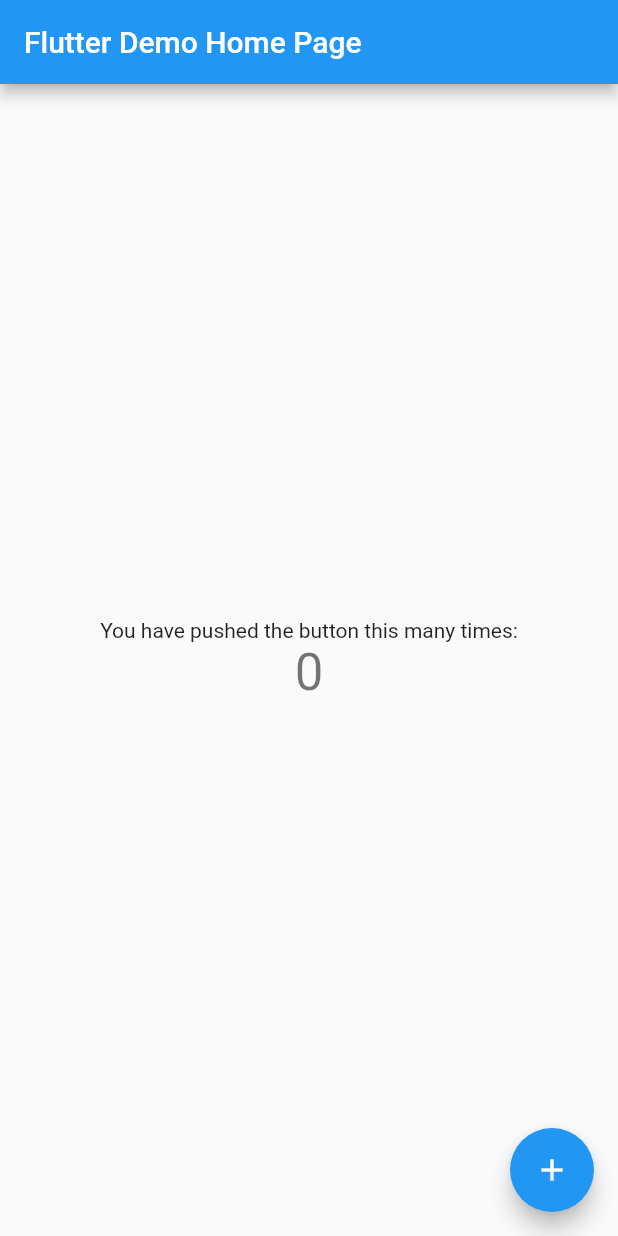
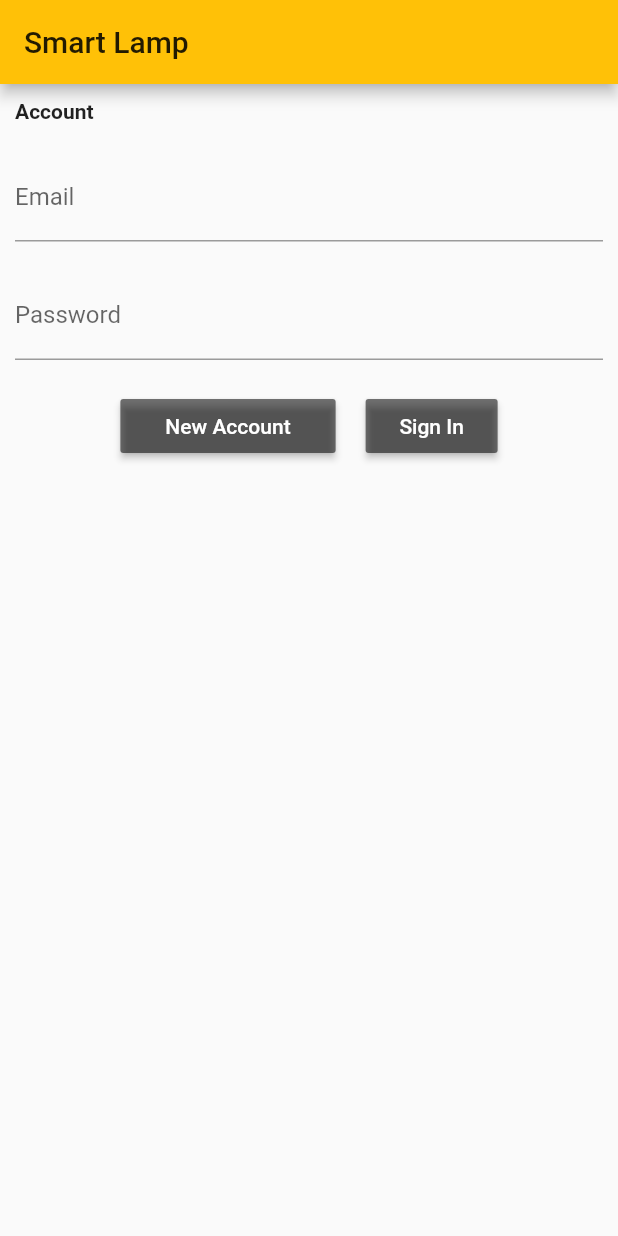
Before and after one commit to iot-bb/smart-lamp-app, a Flutter app: the screen it shows after launch, on a phone screen of 412 x 824 dp. Run offline on Flutter 3.47's test engine with Material 2 defaults, Android fonts, the phone set to English and light mode, and no system bars; our stand-ins replace firebase_auth; accounts and stored records are empty.

Commit message:
Implement basic login with email and password

```diff
--- a/lib/main.dart
+++ b/lib/main.dart
@@ -1,4 +1,12 @@
 import 'package:flutter/material.dart';
+import 'package:firebase_auth/firebase_auth.dart';
+//import 'package:google_sign_in/google_sign_in.dart';
+
+List<Widget> _children = [];
+
+FirebaseUser _firebaseUser;
+final FirebaseAuth _auth = FirebaseAuth();
+//final GoogleSignIn _googleSignIn = GoogleSignIn();
 
 void main() => runApp(new MyApp());
 
@@ -7,20 +15,11 @@ class MyApp extends StatelessWidget {
   @override
   Widget build(BuildContext context) {
     return new MaterialApp(
-      title: 'Flutter Demo',
-      theme: new ThemeData(
-        // This is the theme of your application.
-        //
-        // Try running your application with "flutter run". You'll see the
-        // application has a blue toolbar. Then, without quitting the app, try
-        // changing the primarySwatch below to Colors.green and then invoke
-        // "hot reload" (press "r" in the console where you ran "flutter run",
-        // or press Run > Flutter Hot Reload in IntelliJ). Notice that the
-        // counter didn't reset back to zero; the application is not restarted.
-        primarySwatch: Colors.blue,
-      ),
-      home: new MyHomePage(title: 'Flutter Demo Home Page'),
-    );
+        title: 'Smart Lamp',
+        theme: new ThemeData(
+          primarySwatch: Colors.amber,
+        ),
+        home: new MyHomePage(title: 'Smart Lamp'));
   }
 }
 
@@ -43,67 +42,218 @@ class MyHomePage extends StatefulWidget {
 }
 
 class _MyHomePageState extends State<MyHomePage> {
-  int _counter = 0;
+  int _currentIndex = 0;
+  final TextEditingController _emailField = TextEditingController();
+  final TextEditingController _passwordField = TextEditingController();
 
-  void _incrementCounter() {
+//  Future<FirebaseUser> _handleSignIn() async {
+//    try {
+//      GoogleSignInAccount googleUser = await _googleSignIn.signIn();
+//      GoogleSignInAuthentication googleAuth = await googleUser.authentication;
+//      FirebaseUser user = await _auth.signInWithGoogle(
+//        accessToken: googleAuth.accessToken,
+//        idToken: googleAuth.idToken,
+//      );
+//      print("signed in " + user.displayName);
+//      return user;
+//    } catch (error) {
+//      print(error);
+//      return null;
+//    }
+//  }
+
+  _createFirebaseUser() {
+    _auth
+        .createUserWithEmailAndPassword(
+            email: _emailField.text, password: _passwordField.text)
+        .then((firebaseUser) {
+      _firebaseUser = firebaseUser;
+    }).catchError((error) {
+      print("=== error: " + error);
+    });
+  }
+
+  _loginFirebaseUser() {
+    _auth
+        .signInWithEmailAndPassword(
+            email: _emailField.text, password: _passwordField.text)
+        .then((firebaseUser) {
+      setState(() {
+        _firebaseUser = firebaseUser;
+      });
+    }).catchError((error) {
+      print("=== error: " + error);
+    });
+  }
+
+  void onTabTapped(int index) {
     setState(() {
-      // This call to setState tells the Flutter framework that something has
-      // changed in this State, which causes it to rerun the build method below
-      // so that the display can reflect the updated values. If we changed
-      // _counter without calling setState(), then the build method would not be
-      // called again, and so nothing would appear to happen.
-      _counter++;
+      _currentIndex = index;
     });
   }
 
   @override
   Widget build(BuildContext context) {
-    // This method is rerun every time setState is called, for instance as done
-    // by the _incrementCounter method above.
-    //
-    // The Flutter framework has been optimized to make rerunning build methods
-    // fast, so that you can just rebuild anything that needs updating rather
-    // than having to individually change instances of widgets.
-    return new Scaffold(
-      appBar: new AppBar(
-        // Here we take the value from the MyHomePage object that was created by
-        // the App.build method, and use it to set our appbar title.
-        title: new Text(widget.title),
-      ),
-      body: new Center(
-        // Center is a layout widget. It takes a single child and positions it
-        // in the middle of the parent.
-        child: new Column(
-          // Column is also layout widget. It takes a list of children and
-          // arranges them vertically. By default, it sizes itself to fit its
-          // children horizontally, and tries to be as tall as its parent.
-          //
-          // Invoke "debug paint" (press "p" in the console where you ran
-          // "flutter run", or select "Toggle Debug Paint" from the Flutter tool
-          // window in IntelliJ) to see the wireframe for each widget.
-          //
-          // Column has various properties to control how it sizes itself and
-          // how it positions its children. Here we use mainAxisAlignment to
-          // center the children vertically; the main axis here is the vertical
-          // axis because Columns are vertical (the cross axis would be
-          // horizontal).
+    _children = [
+      PlaceholderWidget(Colors.white),
+      PlaceholderWidget(Colors.deepOrange),
+      PlaceholderWidget(Colors.green),
+      AccountWidget(this)
+    ];
+    var bottomBar = BottomNavigationBar(
+      onTap: onTabTapped, // new
+      currentIndex: _currentIndex,
+      fixedColor: Colors.black,
+      items: [
+        BottomNavigationBarItem(
+          icon: new Icon(
+            Icons.highlight,
+            color: Colors.black,
+          ),
+          title: new Text('Lamp', style: TextStyle(color: Colors.black)),
+        ),
+        BottomNavigationBarItem(
+          icon: new Icon(Icons.alarm, color: Colors.black),
+          title: new Text(
+            'Schedule',
+            style: TextStyle(color: Colors.black),
+          ),
+        ),
+        BottomNavigationBarItem(
+            icon: Icon(Icons.settings, color: Colors.black),
+            title: Text('Setting', style: TextStyle(color: Colors.black))),
+        BottomNavigationBarItem(
+          icon: Icon(Icons.account_circle, color: Colors.black),
+          title: Text('Setting', style: TextStyle(color: Colors.black)),
+        )
+      ],
+    );
+    return Scaffold(
+        appBar: AppBar(
+          title: Text('Smart Lamp'),
+        ),
+        body: _firebaseUser != null
+            ? _children[_currentIndex]
+            : _buildLoginWidget(),
+        bottomNavigationBar: _firebaseUser != null ? bottomBar : null);
+  }
+
+  _buildLoginWidget() {
+    return ListView(
+      children: <Widget>[
+        Container(
+          child: Text(
+            'Account',
+            style: TextStyle(fontWeight: FontWeight.bold),
+          ),
+          padding: EdgeInsets.all(10.0),
+        ),
+        Container(
+          child: TextField(
+            decoration: InputDecoration(
+              labelText: 'Email',
+            ),
+            controller: _emailField,
+          ),
+          padding: EdgeInsets.all(10.0),
+        ),
+        Container(
+          child: TextField(
+            decoration: InputDecoration(
+              labelText: 'Password',
+            ),
+            controller: _passwordField,
+            obscureText: true,
+          ),
+          padding: EdgeInsets.all(10.0),
+        ),
+        Row(
+          children: <Widget>[
+            Column(
+              children: <Widget>[
+                Container(
+                  child: RaisedButton(
+                    onPressed: _createFirebaseUser,
+                    color: Colors.black54,
+                    child: Text("New Account",
+                        style: TextStyle(color: Colors.white)),
+                    padding: EdgeInsets.fromLTRB(30.0, 0.0, 30.0, 0.0),
+                  ),
+                  padding: EdgeInsets.all(10.0),
+                )
+              ],
+              mainAxisSize: MainAxisSize.max,
+            ),
+            Column(children: <Widget>[
+              Container(
+                child: RaisedButton(
+                  onPressed: _loginFirebaseUser,
+                  color: Colors.black54,
+                  child: Text(
+                    "Sign In",
+                    style: TextStyle(color: Colors.white),
+                  ),
+                  padding: EdgeInsets.all(8.0),
+                ),
+                padding: EdgeInsets.all(10.0),
+              )
+            ], mainAxisSize: MainAxisSize.max)
+          ],
           mainAxisAlignment: MainAxisAlignment.center,
-          children: <Widget>[
-            new Text(
-              'You have pushed the button this many times:',
-            ),
-            new Text(
-              '$_counter',
-              style: Theme.of(context).textTheme.display1,
-            ),
-          ],
-        ),
-      ),
-      floatingActionButton: new FloatingActionButton(
-        onPressed: _incrementCounter,
-        tooltip: 'Increment',
-        child: new Icon(Icons.add),
-      ), // This trailing comma makes auto-formatting nicer for build methods.
+          crossAxisAlignment: CrossAxisAlignment.center,
+          mainAxisSize: MainAxisSize.max,
+        )
+        //RaisedButton(onPressed: _handleSignIn, color: Colors.redAccent, child: Text("Google"),),
+      ],
     );
   }
 }
+
+class AccountWidget extends StatelessWidget {
+  _MyHomePageState parent;
+  AccountWidget(this.parent);
+  _logout() {
+    _auth.signOut();
+    _firebaseUser = null;
+    this.parent.setState(() {});
+  }
+
+  @override
+  Widget build(BuildContext context) {
+    return Container(
+        child: Row(
+      children: <Widget>[
+        Column(
+          children: <Widget>[
+            Container(
+              child: RaisedButton(
+                onPressed: _logout,
+                color: Colors.black54,
+                child: Text("Logout", style: TextStyle(color: Colors.white)),
+                padding: EdgeInsets.fromLTRB(30.0, 0.0, 30.0, 0.0),
+              ),
+              padding: EdgeInsets.all(10.0),
+            )
+          ],
+          mainAxisSize: MainAxisSize.max,
+        ),
+      ],
+      mainAxisAlignment: MainAxisAlignment.center,
+      crossAxisAlignment: CrossAxisAlignment.center,
+      mainAxisSize: MainAxisSize.max,
+    ));
+  }
+}
+
+class PlaceholderWidget extends StatelessWidget {
+  final Color color;
+
+  PlaceholderWidget(this.color);
+
+  @override
+  Widget build(BuildContext context) {
+    return Container(
+      color: color,
+    );
+  }
+}
```
Also changed, not shown: pubspec.yaml (+10 -1 lines), 3 other files.
